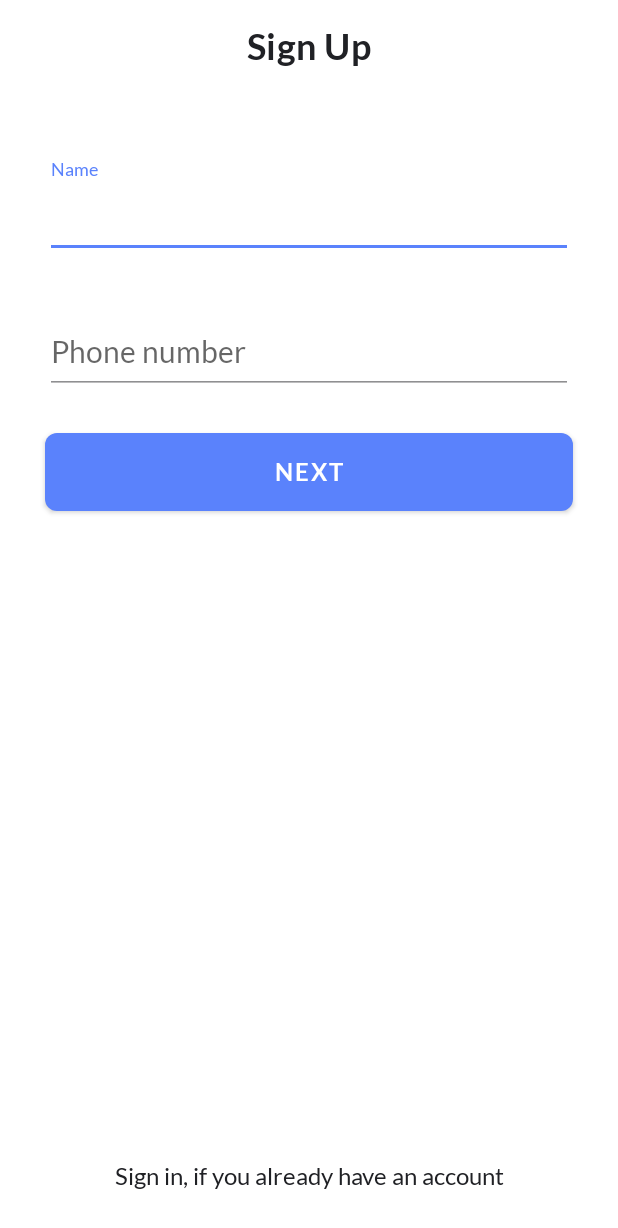
After one commit to TREP-LABS/DDMAndroid, an Android app: the layout fragment_signup.xml on its own in the app's theme, with its tools: preview values and no code run, on a phone screen of 412 x 824 dp. The commit adds this screen. Shown: the top 1228 px of the screen. Run offline under Robolectric (Android 15) with nearby library versions, the phone set to English and light mode, and no system bars.

Commit message:
Implement signup UI

```diff
--- a/app/src/main/java/com/treplabs/ddm/ddmapp/screens/demo/intro/DemoFragment.kt
+++ b/app/src/main/java/com/treplabs/ddm/ddmapp/screens/demo/intro/DemoFragment.kt
@@ -47,6 +47,7 @@ class DemoFragment : BaseFragment() {
         binding.viewPager.adapter = DemoPagerAdapter(this)
         TabLayoutMediator(binding.tabLayout, binding.viewPager) { _, _ -> }.attach()
         binding.signInTextView.paintFlags = binding.signInTextView.paintFlags or Paint.UNDERLINE_TEXT_FLAG
+
         binding.signUpButton.setOnClickListener {
 
         }
--- /dev/null
+++ b/app/src/main/java/com/treplabs/ddm/ddmapp/screens/signup/SignUpFragment.kt
@@ -0,0 +1,34 @@
+package com.treplabs.ddm.ddmapp.screens.signup
+
+import android.os.Bundle
+import android.view.LayoutInflater
+import android.view.View
+import android.view.ViewGroup
+import com.treplabs.ddm.base.BaseFragment
+import com.treplabs.ddm.databinding.FragmentSigninBinding
+
+class SignUpFragment : BaseFragment() {
+
+    lateinit var binding: FragmentSigninBinding
+
+    override fun onCreateView(
+        inflater: LayoutInflater,
+        container: ViewGroup?,
+        savedInstanceState: Bundle?
+    ): View? {
+        binding = FragmentSigninBinding.inflate(inflater)
+        binding.lifecycleOwner = this
+        return binding.root
+    }
+
+    override fun onViewCreated(view: View, savedInstanceState: Bundle?) {
+        super.onViewCreated(view, savedInstanceState)
+        setUpToolbar()
+        daggerAppComponent.inject(this)
+    }
+
+    private fun setUpToolbar() = mainActivity.run {
+        setUpToolBar("", true)
+        invalidateToolbarElevation(0)
+    }
+}
--- /dev/null
+++ b/app/src/main/java/com/treplabs/ddm/ddmapp/screens/signup/SignUpViewModel.java
@@ -0,0 +1,4 @@
+package com.treplabs.ddm.ddmapp.screens.signup;
+
+public class SignUpViewModel {
+}
--- a/app/src/main/java/com/treplabs/ddm/di/AppComponent.kt
+++ b/app/src/main/java/com/treplabs/ddm/di/AppComponent.kt
@@ -5,6 +5,7 @@ import com.treplabs.ddm.ddmapp.screens.diagnose.DiagnoseFragment
 import com.treplabs.ddm.ddmapp.screens.history.HistoryFragment
 import com.treplabs.ddm.ddmapp.screens.login.SignInFragment
 import com.treplabs.ddm.ddmapp.screens.profile.ProfileFragment
+import com.treplabs.ddm.ddmapp.screens.signup.SignUpFragment
 import dagger.BindsInstance
 import dagger.Component
 import javax.inject.Singleton
@@ -21,6 +22,8 @@ interface AppComponent {
     fun inject(target: HistoryFragment)
     fun inject(target: ProfileFragment)
     fun inject(target: DiagnoseFragment)
+    fun inject(target: SignUpFragment)
+
 
 
     @Component.Builder
--- /dev/null
+++ b/app/src/main/res/layout/fragment_signup.xml
@@ -0,0 +1,96 @@
+<?xml version="1.0" encoding="utf-8"?>
+
+<layout xmlns:tools="http://schemas.android.com/tools"
+    xmlns:android="http://schemas.android.com/apk/res/android"
+    xmlns:app="http://schemas.android.com/apk/res-auto">
+
+    <androidx.constraintlayout.widget.ConstraintLayout
+        android:layout_width="match_parent"
+        android:layout_height="match_parent"
+        android:background="?colorPrimary">
+
+        <TextView
+            android:id="@+id/textView"
+            style="@style/AppTheme.TextAppearance.PageHeader"
+            android:layout_width="wrap_content"
+            android:layout_height="wrap_content"
+            android:layout_marginStart="30dp"
+            android:layout_marginTop="16dp"
+            android:layout_marginEnd="30dp"
+            android:text="Sign Up"
+            app:layout_constraintEnd_toEndOf="parent"
+            app:layout_constraintStart_toStartOf="parent"
+            app:layout_constraintTop_toTopOf="parent" />
+
+
+        <com.google.android.material.textfield.TextInputLayout
+            android:id="@+id/textInputLayout"
+            style="@style/Widget.Design.TextInputLayout"
+            android:layout_width="match_parent"
+            android:layout_height="wrap_content"
+            android:layout_marginStart="30dp"
+            android:layout_marginTop="60dp"
+            android:layout_marginEnd="30dp"
+            android:hint="Name"
+            app:layout_constraintEnd_toEndOf="parent"
+            app:layout_constraintStart_toStartOf="parent"
+            app:layout_constraintTop_toBottomOf="@+id/textView">
+
+            <com.google.android.material.textfield.TextInputEditText
+                android:id="@+id/nameEditText"
+                style="@style/AppTheme.TextInputLayouts"
+                android:inputType="text" />
+
+        </com.google.android.material.textfield.TextInputLayout>
+
+        <com.google.android.material.textfield.TextInputLayout
+            android:id="@+id/passwordInputLayout"
+            style="@style/Widget.Design.TextInputLayout"
+            android:layout_width="match_parent"
+            android:layout_height="wrap_content"
+            android:layout_marginStart="30dp"
+            android:layout_marginTop="24dp"
+            android:layout_marginEnd="30dp"
+            android:hint="Phone number"
+            app:layout_constraintEnd_toEndOf="parent"
+            app:layout_constraintStart_toStartOf="parent"
+            app:layout_constraintTop_toBottomOf="@+id/textInputLayout">
+
+            <com.google.android.material.textfield.TextInputEditText
+                android:id="@+id/password_edit_text"
+                style="@style/AppTheme.TextInputLayouts"
+                android:inputType="phone" />
+
+        </com.google.android.material.textfield.TextInputLayout>
+
+        <com.google.android.material.button.MaterialButton
+            android:id="@+id/get_started_button"
+            style="@style/AppTheme.HorizontalButtonAppearance"
+            android:layout_width="0dp"
+            android:layout_height="wrap_content"
+            android:layout_marginTop="20dp"
+            android:text="Next"
+            app:layout_constraintBottom_toTopOf="@+id/sign_in_link"
+            app:layout_constraintEnd_toEndOf="parent"
+            app:layout_constraintStart_toStartOf="parent"
+            app:layout_constraintTop_toBottomOf="@+id/passwordInputLayout"
+            app:layout_constraintVertical_bias="0.0" />
+
+
+        <TextView
+            android:id="@+id/sign_in_link"
+            android:layout_width="wrap_content"
+            android:layout_height="wrap_content"
+            android:layout_marginStart="30dp"
+            android:layout_marginEnd="30dp"
+            android:layout_marginBottom="30dp"
+            android:gravity="center"
+            android:text="Sign in, if you already have an account"
+            android:textColor="@color/textColorPrimary"
+            app:layout_constraintBottom_toBottomOf="parent"
+            app:layout_constraintEnd_toEndOf="parent"
+            app:layout_constraintStart_toStartOf="parent" />
+
+    </androidx.constraintlayout.widget.ConstraintLayout>
+
+</layout>
```
